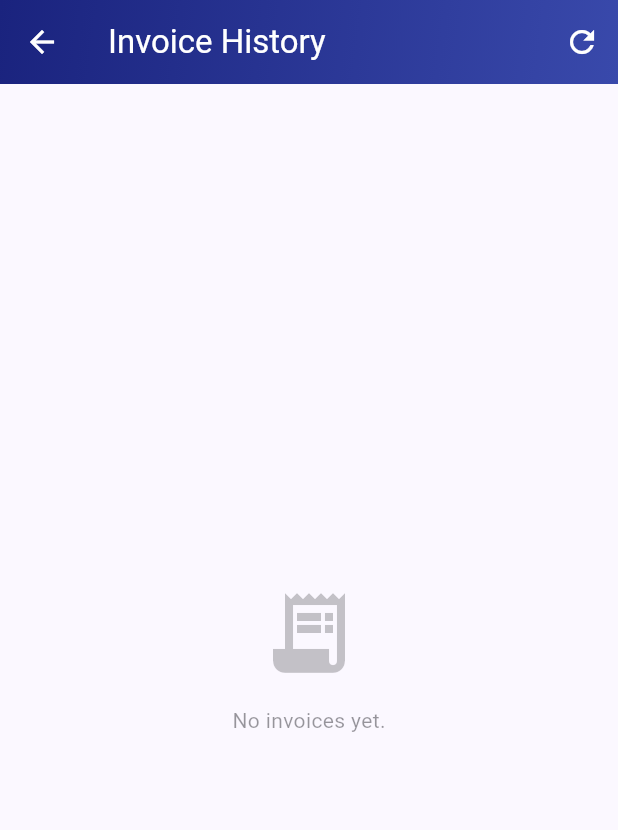
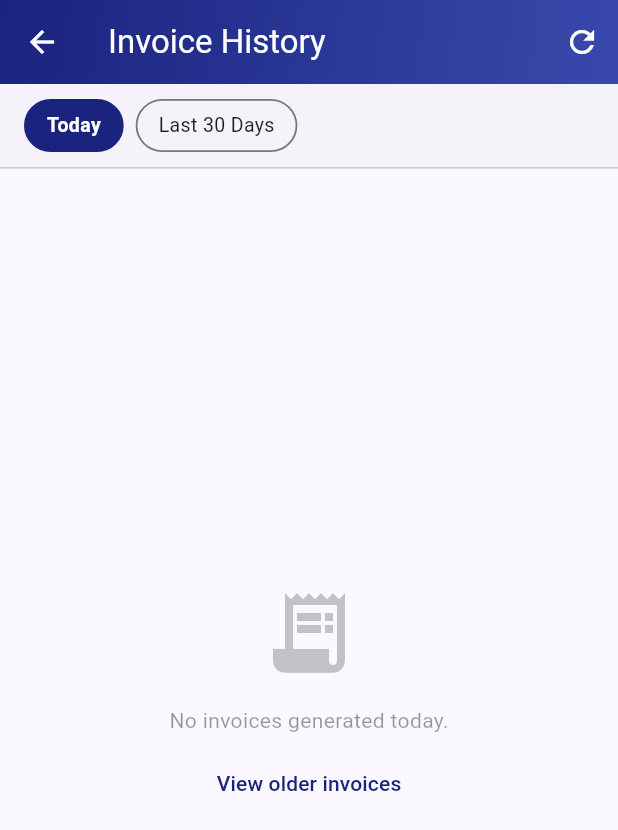
Before and after one commit to MahajanMohit/Invoice_generator, a Flutter app: the screen it shows after launch, after a tap on the "history" icon, on a phone screen of 412 x 824 dp. Shown: the top 830 px of the screen. Run offline on Flutter 3.47's test engine with Material 3 defaults, Android fonts, the phone set to English and light mode, and no system bars; our stand-ins replace open_filex, pdf, share_plus, shared_preferences, sqflite; accounts and stored records are empty.

Commit message:
History filtering, auto-delete 30d, adaptive app icon
History screen:
- Default view shows today's invoices only
- Toggle chips switch between 'Today' and 'Last 30 Days'
- Empty state shows 'View older invoices' link when today is empty
- Date section header now shows daily total (e.g. 'Today  Rs. 3,744.00')
- On open, silently purges invoices older than 30 days

Database:
- listTodayInvoices() - filtered to device local date
- listInvoicesForDays(n) - last N days
- deleteOldInvoices(keepDays) - removes invoices+items beyond cutoff

App icon (adaptive, API 26+):
- ic_launcher_foreground.xml: store roof triangle + white receipt
  body with zigzag bottom and invoice item lines
- ic_launcher_background.xml: solid deep blue (#1A237E)
- mipmap-anydpi-v26/ic_launcher.xml + ic_launcher_round.xml
- App label updated to 'Shakti Bills'

https://claude.ai/code/session_019NBe2KZ6woXxuhiGGseFEh

```diff
--- a/shakti_invoice/lib/database/database_helper.dart
+++ b/shakti_invoice/lib/database/database_helper.dart
@@ -91,6 +91,42 @@ class DatabaseHelper {
     return rows.map((r) => Invoice.fromMap(r)).toList();
   }
 
+  /// List invoices created today (device local time)
+  Future<List<Invoice>> listTodayInvoices() async {
+    final db = await database;
+    final rows = await db.rawQuery(
+      "SELECT * FROM invoices WHERE date(created_at) = date('now','localtime') ORDER BY id DESC",
+    );
+    return rows.map((r) => Invoice.fromMap(r)).toList();
+  }
+
+  /// List invoices from the last [days] days (inclusive)
+  Future<List<Invoice>> listInvoicesForDays(int days) async {
+    final db = await database;
+    final rows = await db.rawQuery(
+      "SELECT * FROM invoices WHERE created_at >= datetime('now','localtime','-$days days') ORDER BY id DESC",
+    );
+    return rows.map((r) => Invoice.fromMap(r)).toList();
+  }
+
+  /// Delete invoices (and their items) older than [keepDays] days.
+  /// Returns the number of invoice rows deleted.
+  Future<int> deleteOldInvoices(int keepDays) async {
+    final db = await database;
+    return db.transaction((txn) async {
+      final oldRows = await txn.rawQuery(
+        "SELECT id FROM invoices WHERE created_at < datetime('now','localtime','-$keepDays days')",
+      );
+      if (oldRows.isEmpty) return 0;
+      final ids = oldRows.map((r) => r['id'] as int).toList();
+      final placeholders = List.filled(ids.length, '?').join(',');
+      await txn.delete('invoice_items',
+          where: 'invoice_id IN ($placeholders)', whereArgs: ids);
+      return txn.delete('invoices',
+          where: 'id IN ($placeholders)', whereArgs: ids);
+    });
+  }
+
   /// Get a single invoice with its items
   Future<Invoice?> getInvoice(String invoiceNo) async {
     final db = await database;
--- a/shakti_invoice/lib/screens/history_screen.dart
+++ b/shakti_invoice/lib/screens/history_screen.dart
@@ -19,16 +19,20 @@ class _HistoryScreenState extends State<HistoryScreen> {
   final _db = DatabaseHelper();
   List<Invoice> _invoices = [];
   bool _loading = true;
+  bool _showLast30Days = false;
 
   @override
   void initState() {
     super.initState();
-    _load();
+    // Silently purge invoices older than 30 days, then load
+    _db.deleteOldInvoices(30).then((_) => _load());
   }
 
   Future<void> _load() async {
     setState(() => _loading = true);
-    final list = await _db.listInvoices();
+    final list = _showLast30Days
+        ? await _db.listInvoicesForDays(30)
+        : await _db.listTodayInvoices();
     if (mounted) {
       setState(() {
         _invoices = list;
@@ -49,7 +53,9 @@ class _HistoryScreenState extends State<HistoryScreen> {
       );
       final today = DateTime.now();
       final yesterday = today.subtract(const Duration(days: 1));
-      if (d.year == today.year && d.month == today.month && d.day == today.day) {
+      if (d.year == today.year &&
+          d.month == today.month &&
+          d.day == today.day) {
         return 'Today';
       }
       if (d.year == yesterday.year &&
@@ -87,32 +93,93 @@ class _HistoryScreenState extends State<HistoryScreen> {
           ),
         ],
       ),
-      body: _loading
+      body: Column(
+        children: [
+          _buildToggleBar(cs),
+          Expanded(
+            child: _loading
                 ? const Center(child: CircularProgressIndicator())
                 : _invoices.isEmpty
-              ? Center(
+                    ? _buildEmpty(cs)
+                    : RefreshIndicator(
+                        onRefresh: _load,
+                        child: _buildList(cs),
+                      ),
+          ),
+        ],
+      ),
+    );
+  }
+
+  Widget _buildToggleBar(ColorScheme cs) {
+    return Container(
+      padding: const EdgeInsets.symmetric(horizontal: 16, vertical: 10),
+      decoration: BoxDecoration(
+        color: cs.surfaceContainerLow,
+        border: Border(bottom: BorderSide(color: cs.outlineVariant)),
+      ),
+      child: Row(
+        children: [
+          _ToggleChip(
+            label: 'Today',
+            selected: !_showLast30Days,
+            cs: cs,
+            onTap: () {
+              if (_showLast30Days) {
+                setState(() => _showLast30Days = false);
+                _load();
+              }
+            },
+          ),
+          const SizedBox(width: 8),
+          _ToggleChip(
+            label: 'Last 30 Days',
+            selected: _showLast30Days,
+            cs: cs,
+            onTap: () {
+              if (!_showLast30Days) {
+                setState(() => _showLast30Days = true);
+                _load();
+              }
+            },
+          ),
+        ],
+      ),
+    );
+  }
+
+  Widget _buildEmpty(ColorScheme cs) {
+    return Center(
       child: Column(
         mainAxisAlignment: MainAxisAlignment.center,
         children: [
           Icon(Icons.receipt_long,
-                          size: 64,
-                          color: cs.onSurface.withOpacity(0.25)),
+              size: 64, color: cs.onSurface.withOpacity(0.25)),
           const SizedBox(height: 16),
-                      Text('No invoices yet.',
-                          style: TextStyle(
-                              color: cs.onSurface.withOpacity(0.45))),
+          Text(
+            _showLast30Days
+                ? 'No invoices in the last 30 days.'
+                : 'No invoices generated today.',
+            style:
+                TextStyle(color: cs.onSurface.withOpacity(0.45)),
+          ),
+          if (!_showLast30Days) ...[
+            const SizedBox(height: 8),
+            TextButton(
+              onPressed: () {
+                setState(() => _showLast30Days = true);
+                _load();
+              },
+              child: const Text('View older invoices'),
+            ),
           ],
-                  ),
-                )
-              : RefreshIndicator(
-                  onRefresh: _load,
-                  child: _buildList(cs),
+        ],
       ),
     );
   }
 
   Widget _buildList(ColorScheme cs) {
-    // Group by date label
+    // Group by date label, compute per-day total
     final groups = <String, List<Invoice>>{};
     for (final inv in _invoices) {
       final label = _dateLabel(inv.date);
@@ -121,9 +188,11 @@ class _HistoryScreenState extends State<HistoryScreen> {
 
     final sections = <Widget>[];
     groups.forEach((label, list) {
-      sections.add(_DateHeader(label: label));
+      final dayTotal = list.fold<double>(0, (s, inv) => s + inv.grandTotal);
+      sections.add(_DateHeader(label: label, dayTotal: dayTotal));
       for (final inv in list) {
-        sections.add(_InvoiceCard(invoice: inv, onTap: () => _openInvoice(inv, cs)));
+        sections.add(
+            _InvoiceCard(invoice: inv, onTap: () => _openInvoice(inv, cs)));
       }
     });
 
@@ -157,7 +226,8 @@ class _HistoryScreenState extends State<HistoryScreen> {
                       fontSize: 18,
                       color: cs.primary)),
               Text('${inv.customer}  •  ${inv.date}',
-                  style: TextStyle(color: cs.onSurface.withOpacity(0.55))),
+                  style:
+                      TextStyle(color: cs.onSurface.withOpacity(0.55))),
               Text(
                 'Rs. ${NumberFormat('#,##0.00').format(inv.grandTotal)}',
                 style: TextStyle(
@@ -212,22 +282,77 @@ class _HistoryScreenState extends State<HistoryScreen> {
   }
 }
 
+class _ToggleChip extends StatelessWidget {
+  final String label;
+  final bool selected;
+  final ColorScheme cs;
+  final VoidCallback onTap;
+
+  const _ToggleChip({
+    required this.label,
+    required this.selected,
+    required this.cs,
+    required this.onTap,
+  });
+
+  @override
+  Widget build(BuildContext context) {
+    return GestureDetector(
+      onTap: onTap,
+      child: AnimatedContainer(
+        duration: const Duration(milliseconds: 200),
+        padding:
+            const EdgeInsets.symmetric(horizontal: 14, vertical: 7),
+        decoration: BoxDecoration(
+          color: selected ? cs.primary : Colors.transparent,
+          borderRadius: BorderRadius.circular(20),
+          border: Border.all(
+              color: selected ? cs.primary : cs.outline, width: 1.2),
+        ),
+        child: Text(
+          label,
+          style: TextStyle(
+            fontSize: 13,
+            fontWeight:
+                selected ? FontWeight.w600 : FontWeight.normal,
+            color: selected ? Colors.white : cs.onSurface,
+          ),
+        ),
+      ),
+    );
+  }
+}
+
 class _DateHeader extends StatelessWidget {
   final String label;
-  const _DateHeader({required this.label});
+  final double dayTotal;
+  const _DateHeader({required this.label, required this.dayTotal});
 
   @override
   Widget build(BuildContext context) {
     final cs = Theme.of(context).colorScheme;
     return Padding(
       padding: const EdgeInsets.fromLTRB(4, 12, 4, 4),
-      child: Text(
+      child: Row(
+        mainAxisAlignment: MainAxisAlignment.spaceBetween,
+        children: [
+          Text(
             label,
             style: TextStyle(
               fontWeight: FontWeight.bold,
               fontSize: 13,
               color: cs.primary,
             ),
+          ),
+          Text(
+            'Total  Rs. ${NumberFormat('#,##0.00').format(dayTotal)}',
+            style: TextStyle(
+              fontSize: 12,
+              fontWeight: FontWeight.w600,
+              color: cs.primary.withOpacity(0.75),
+            ),
+          ),
+        ],
       ),
     );
   }
@@ -243,12 +368,14 @@ class _InvoiceCard extends StatelessWidget {
     final cs = Theme.of(context).colorScheme;
     return Card(
       margin: const EdgeInsets.symmetric(vertical: 4),
-      shape: RoundedRectangleBorder(borderRadius: BorderRadius.circular(10)),
+      shape:
+          RoundedRectangleBorder(borderRadius: BorderRadius.circular(10)),
       child: InkWell(
         borderRadius: BorderRadius.circular(10),
         onTap: onTap,
         child: Padding(
-          padding: const EdgeInsets.symmetric(horizontal: 16, vertical: 12),
+          padding:
+              const EdgeInsets.symmetric(horizontal: 16, vertical: 12),
           child: Row(
             children: [
               Expanded(
@@ -266,8 +393,7 @@ class _InvoiceCard extends StatelessWidget {
                     const SizedBox(height: 2),
                     Text(
                       invoice.customer,
-                      style: TextStyle(
-                          fontSize: 13, color: cs.onSurface),
+                      style: TextStyle(fontSize: 13, color: cs.onSurface),
                     ),
                     if (invoice.time.isNotEmpty)
                       Text(
```
Also changed, not shown: 5 other files. Lines whose indentation alone changed are shown as unchanged.
